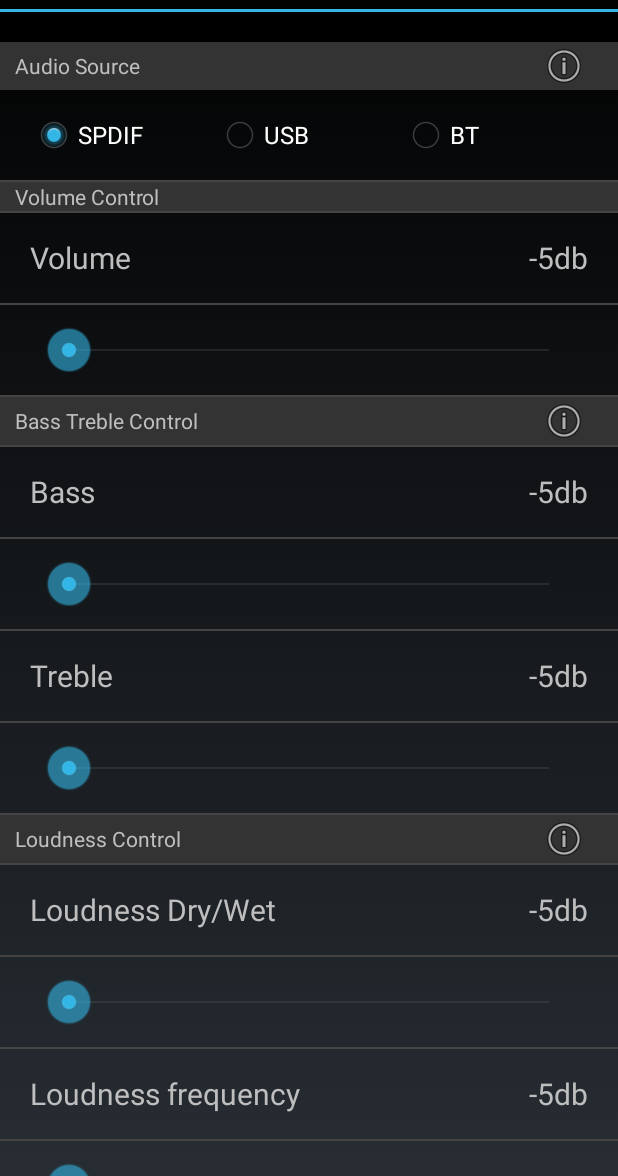
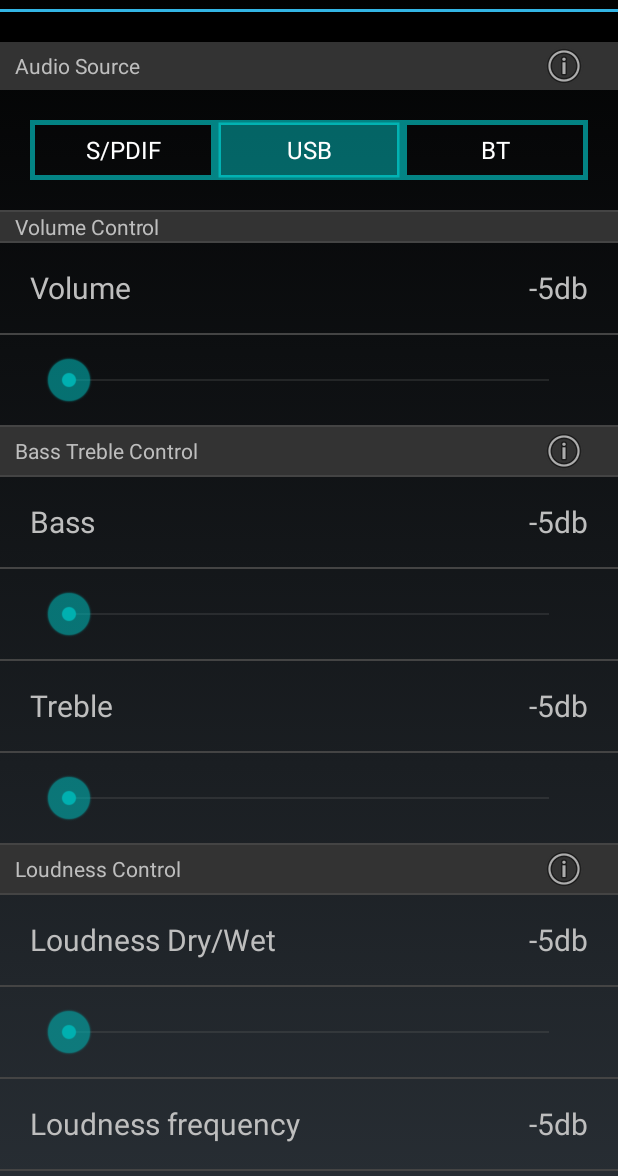
Before and after one commit to e1da/HPToyAndroid, an Android app: the MainControlActivity screen opened directly, with no data from a screen before it, on a phone screen of 412 x 824 dp, the part 60-1236 px from its top. Run offline under Robolectric (Android 15) with nearby library versions, the phone set to English and light mode, and no system bars; 1 statement that could not run was skipped.

Commit message:
add audio source custom widget

```diff
--- a/app/src/main/java/com/hifitoy/activities/MainControlActivity.java
+++ b/app/src/main/java/com/hifitoy/activities/MainControlActivity.java
@@ -14,13 +14,10 @@ import android.content.Context;
 import android.content.Intent;
 import android.content.IntentFilter;
 import android.os.Bundle;
-import android.os.Handler;
-import android.os.Looper;
 import android.support.v7.widget.AppCompatImageView;
 import android.view.Menu;
 import android.view.MenuItem;
 import android.view.View;
-import android.widget.RadioGroup;
 import android.widget.SeekBar;
 import android.widget.TextView;
 import com.hifitoy.ApplicationContext;
@@ -30,17 +27,18 @@ import com.hifitoy.dialogsystem.DialogSystem;
 import com.hifitoy.hifitoycontrol.HiFiToyControl;
 import com.hifitoy.hifitoydevice.AudioSource;
 import com.hifitoy.hifitoydevice.HiFiToyDevice;
+import com.hifitoy.widgets.AudioSourceWidget;
 
 
 public class MainControlActivity extends Activity implements SeekBar.OnSeekBarChangeListener,
                                                                 View.OnClickListener,
-                                                                RadioGroup.OnCheckedChangeListener {
+                                                                AudioSourceWidget.OnCheckedListener {
     private static final String TAG = "HiFiToy";
 
     private HiFiToyDevice hifiToyDevice;
 
     AppCompatImageView audioSourceInfo_outl;
-    RadioGroup audioSourceRadio_outl;
+    AudioSourceWidget audioSource_outl;
 
     AppCompatImageView volumeInfo_outl;
     TextView volumeLabel_outl;
@@ -116,7 +114,7 @@ public class MainControlActivity extends Activity implements SeekBar.OnSeekBarCh
 
     private void initOutlets() {
         audioSourceInfo_outl    = findViewById(R.id.audio_source_info);
-        audioSourceRadio_outl   = findViewById(R.id.audio_source_outl);
+        audioSource_outl        = findViewById(R.id.audio_source1_outl);
 
         //volumeInfo_outl     = findViewById(R.id.volume_control_info);
         volumeLabel_outl    = findViewById(R.id.volumeLabel_outl);
@@ -141,7 +139,7 @@ public class MainControlActivity extends Activity implements SeekBar.OnSeekBarCh
         optionsActivity_outl    = findViewById(R.id.optionsActivity_outl);
 
         audioSourceInfo_outl.setOnClickListener(this);
-        audioSourceRadio_outl.setOnCheckedChangeListener(this);
+        audioSource_outl.setOnCheckedListener(this);
         //volumeInfo_outl.setOnClickListener(this);
         bassTrebleInfo_outl.setOnClickListener(this);
         loudnessInfo_outl.setOnClickListener(this);
@@ -153,17 +151,7 @@ public class MainControlActivity extends Activity implements SeekBar.OnSeekBarCh
     }
 
     private void setupOutlets() {
-        audioSourceRadio_outl.setOnCheckedChangeListener (null);
-        byte s = hifiToyDevice.getAudioSource().getSource();
-        if (s == AudioSource.SPDIF_SOURCE) {
-            audioSourceRadio_outl.check(R.id.spdif_source);
-        } else if (s == AudioSource.USB_SOURCE) {
-            audioSourceRadio_outl.check(R.id.usb_source);
-        } else if (s == AudioSource.BT_SOURCE) {
-            audioSourceRadio_outl.check(R.id.bt_source);
-        }
-        audioSourceRadio_outl.setOnCheckedChangeListener(this);
-
+        audioSource_outl.setState(hifiToyDevice.getAudioSource().getSource());
     }
 
     public void onClick(View v) {
@@ -200,21 +188,10 @@ public class MainControlActivity extends Activity implements SeekBar.OnSeekBarCh
         }
     }
 
-    public void onCheckedChanged(RadioGroup group, int checkedId) {
-        if (group.getId() == R.id.audio_source_outl) {
-            AudioSource audioSource = hifiToyDevice.getAudioSource();
-
-            if (checkedId == R.id.spdif_source) {
-                audioSource.setSource(AudioSource.SPDIF_SOURCE);
-                audioSource.sendToDsp();
-            } else if (checkedId == R.id.usb_source) {
-                audioSource.setSource(AudioSource.USB_SOURCE);
-                audioSource.sendToDsp();
-            } else if (checkedId == R.id.bt_source) {
-                audioSource.setSource(AudioSource.BT_SOURCE);
-                audioSource.sendToDsp();
-            }
-        }
+    //audio source change hadler
+    public void onCheckedChanged(byte state) {
+        AudioSource audioSource = hifiToyDevice.getAudioSource();
+        audioSource.setSourceWithWriteToDsp(state);
     }
 
     public void onProgressChanged(SeekBar seekBar, int progress, boolean fromUser) {
--- /dev/null
+++ b/app/src/main/java/com/hifitoy/widgets/AudioSourceWidget.java
@@ -0,0 +1,119 @@
+/*
+ *   AudioSourceWidget.java
+ *
+ *   Created by Artem Khlyupin on 03/03/2019.
+ *   Copyright © 2019 Artem Khlyupin. All rights reserved.
+ */
+package com.hifitoy.widgets;
+
+import android.content.Context;
+import android.util.AttributeSet;
+import android.widget.CompoundButton;
+import android.widget.RadioButton;
+import android.widget.RadioGroup;
+import com.hifitoy.hifitoydevice.AudioSource;
+import com.hifitoy.R;
+
+public class AudioSourceWidget extends RadioGroup implements RadioButton.OnCheckedChangeListener {
+    private OnCheckedListener listener;
+    private RadioButton[] sourceButtons;
+    private byte state;
+
+    public AudioSourceWidget(Context context) {
+        super(context);
+        init(context);
+    }
+
+    public AudioSourceWidget(Context context, AttributeSet attrs) {
+        super(context, attrs);
+        init(context);
+    }
+
+    private void init(Context context) {
+        setOrientation(HORIZONTAL);
+
+        sourceButtons = new RadioButton[3];
+        sourceButtons[0] = initButton(context, "S/PDIF");
+        sourceButtons[1] = initButton(context, "USB");
+        sourceButtons[2] = initButton(context, "BT");
+
+        setState(AudioSource.USB_SOURCE);
+
+        enabledCheckedListener(true);
+    }
+
+    private RadioButton initButton(Context context, CharSequence text) {
+        RadioButton button = new RadioButton(context);
+        button.setTextAlignment(TEXT_ALIGNMENT_CENTER);
+        button.setText(text);
+        button.setButtonDrawable(null);
+        button.setLayoutParams(new LayoutParams(LayoutParams.MATCH_PARENT, LayoutParams.MATCH_PARENT, 1f));
+        addView(button);
+
+        return button;
+    }
+
+    private void clearSourceButtons() {
+        sourceButtons[0].setChecked(false);
+        sourceButtons[1].setChecked(false);
+        sourceButtons[2].setChecked(false);
+
+        sourceButtons[0].setBackgroundResource(R.drawable.unchecked_button);
+        sourceButtons[1].setBackgroundResource(R.drawable.unchecked_button);
+        sourceButtons[2].setBackgroundResource(R.drawable.unchecked_button);
+    }
+
+    private void enabledCheckedListener(boolean enabled) {
+        for (int i = 0; i < 3; i++) {
+            if (enabled) {
+                sourceButtons[i].setOnCheckedChangeListener(this);
+            } else {
+                sourceButtons[i].setOnCheckedChangeListener(null);
+            }
+        }
+    }
+
+    public void setState(byte state) {
+        if (state > AudioSource.BT_SOURCE) state = AudioSource.BT_SOURCE;
+        if (state < AudioSource.SPDIF_SOURCE) state = AudioSource.SPDIF_SOURCE;
+
+        this.state = state;
+
+        enabledCheckedListener(false);
+
+        clearSourceButtons();
+        sourceButtons[state].setChecked(true);
+        sourceButtons[state].setBackgroundResource(R.drawable.checked_button);
+
+        enabledCheckedListener(true);
+
+        invalidate();
+    }
+
+    public byte getState() {
+        return state;
+    }
+
+    @Override
+    public void onCheckedChanged(CompoundButton buttonView, boolean isChecked) {
+        if (!isChecked) return;
+
+        for (byte i = 0; i < 3; i++) {
+            if (buttonView == sourceButtons[i]) {
+                setState(i);
+                break;
+            }
+        }
+
+        //send callback
+        if (listener != null) listener.onCheckedChanged(state);
+    }
+
+    public void setOnCheckedListener(OnCheckedListener listener) {
+        this.listener = listener;
+    }
+
+    public interface OnCheckedListener {
+        void onCheckedChanged(byte state);
+    }
+}
--- /dev/null
+++ b/app/src/main/res/drawable/checked_button.xml
@@ -0,0 +1,9 @@
+<shape xmlns:android="http://schemas.android.com/apk/res/android"
+    android:shape="rectangle" >
+
+    <solid android:color="@color/colorMain" />
+    <stroke
+        android:width="3dp"
+        android:color="@color/colorActiveMain" />
+
+</shape>
--- /dev/null
+++ b/app/src/main/res/drawable/unchecked_button.xml
@@ -0,0 +1,10 @@
+<?xml version="1.0" encoding="utf-8"?>
+<shape xmlns:android="http://schemas.android.com/apk/res/android"
+    android:shape="rectangle" >
+
+    <solid android:color="#00000000" />
+    <stroke
+        android:width="3dp"
+        android:color="@color/colorActiveMain" />
+
+</shape>
--- a/app/src/main/res/layout/activity_auto_off.xml
+++ b/app/src/main/res/layout/activity_auto_off.xml
@@ -53,7 +53,9 @@
         android:layout_height="60dp"
         android:layout_weight="1"
         android:layout_marginStart="30dp"
-        android:layout_marginEnd="30dp"/>
+        android:layout_marginEnd="30dp"
+        android:progressTint="@color/colorSeekBar"
+        android:thumbTint="@color/colorSeekBar"/>
 
     <!-- clip -->
     <View
@@ -102,6 +104,8 @@
         android:layout_height="60dp"
         android:layout_weight="1"
         android:layout_marginStart="30dp"
-        android:layout_marginEnd="30dp"/>
+        android:layout_marginEnd="30dp"
+        android:progressTint="@color/colorSeekBar"
+        android:thumbTint="@color/colorSeekBar"/>
 
 </LinearLayout>
--- a/app/src/main/res/layout/activity_main_control.xml
+++ b/app/src/main/res/layout/activity_main_control.xml
@@ -57,36 +57,14 @@
 
             </LinearLayout>
 
-            <RadioGroup
-                android:id="@+id/audio_source_outl"
+            <com.hifitoy.widgets.AudioSourceWidget
+                android:id="@+id/audio_source1_outl"
                 android:layout_width="match_parent"
-                android:layout_height="60dp"
+                android:layout_height="40dp"
+                android:layout_marginTop="20dp"
+                android:layout_marginBottom="20dp"
                 android:layout_marginStart="20dp"
-                android:layout_marginEnd="20dp"
-                android:orientation="horizontal">
-
-                <RadioButton
-                    android:id="@+id/spdif_source"
-                    android:layout_width="match_parent"
-                    android:layout_height="match_parent"
-                    android:layout_weight="1"
-                    android:text="SPDIF" />
-
-                <RadioButton
-                    android:id="@+id/usb_source"
-                    android:layout_width="match_parent"
-                    android:layout_height="match_parent"
-                    android:layout_weight="1"
-                    android:text="USB" />
-
-                <RadioButton
-                    android:id="@+id/bt_source"
-                    android:layout_width="match_parent"
-                    android:layout_height="match_parent"
-                    android:layout_weight="1"
-                    android:text="BT" />
-
-            </RadioGroup>
+                android:layout_marginEnd="20dp"/>
 
             <!-- Volume block -->
             <View
@@ -201,7 +179,9 @@
                         android:layout_marginLeft="30dp"
                         android:layout_marginRight="30dp"
                         android:layout_weight="1"
-                        android:max="1000" />
+                        android:max="1000"
+                        android:progressTint="@color/colorSeekBar"
+                        android:thumbTint="@color/colorSeekBar" />
                 </RelativeLayout>
 
             </LinearLayout>
@@ -319,7 +299,9 @@
                         android:layout_marginLeft="30dp"
                         android:layout_marginRight="30dp"
                         android:layout_weight="1"
-                        android:max="1000" />
+                        android:max="1000"
+                        android:progressTint="@color/colorSeekBar"
+                        android:thumbTint="@color/colorSeekBar"/>
                 </RelativeLayout>
 
             </LinearLayout>
@@ -395,7 +377,9 @@
                         android:layout_marginLeft="30dp"
                         android:layout_marginRight="30dp"
                         android:layout_weight="1"
-                        android:max="1000" />
+                        android:max="1000"
+                        android:progressTint="@color/colorSeekBar"
+                        android:thumbTint="@color/colorSeekBar"/>
                 </RelativeLayout>
 
             </LinearLayout>
@@ -513,7 +497,9 @@
                         android:layout_marginLeft="30dp"
                         android:layout_marginRight="30dp"
                         android:layout_weight="1"
-                        android:max="1000" />
+                        android:max="1000"
+                        android:progressTint="@color/colorSeekBar"
+                        android:thumbTint="@color/colorSeekBar"/>
                 </RelativeLayout>
 
             </LinearLayout>
@@ -588,7 +574,9 @@
                         android:layout_marginLeft="30dp"
                         android:layout_marginRight="30dp"
                         android:layout_weight="1"
-                        android:max="1000" />
+                        android:max="1000"
+                        android:progressTint="@color/colorSeekBar"
+                        android:thumbTint="@color/colorSeekBar"/>
                 </RelativeLayout>
 
             </LinearLayout>
--- a/app/src/main/res/values/colors.xml
+++ b/app/src/main/res/values/colors.xml
@@ -3,4 +3,7 @@
     <color name="colorPrimary">#3F51B5</color>
     <color name="colorPrimaryDark">#303F9F</color>
     <color name="colorAccent">#FF4081</color>
+    <color name="colorMain">#6000FFFF</color>
+    <color name="colorActiveMain">#8000FFFF</color>
+    <color name="colorSeekBar">#FF00B0B0</color>
 </resources>
```
